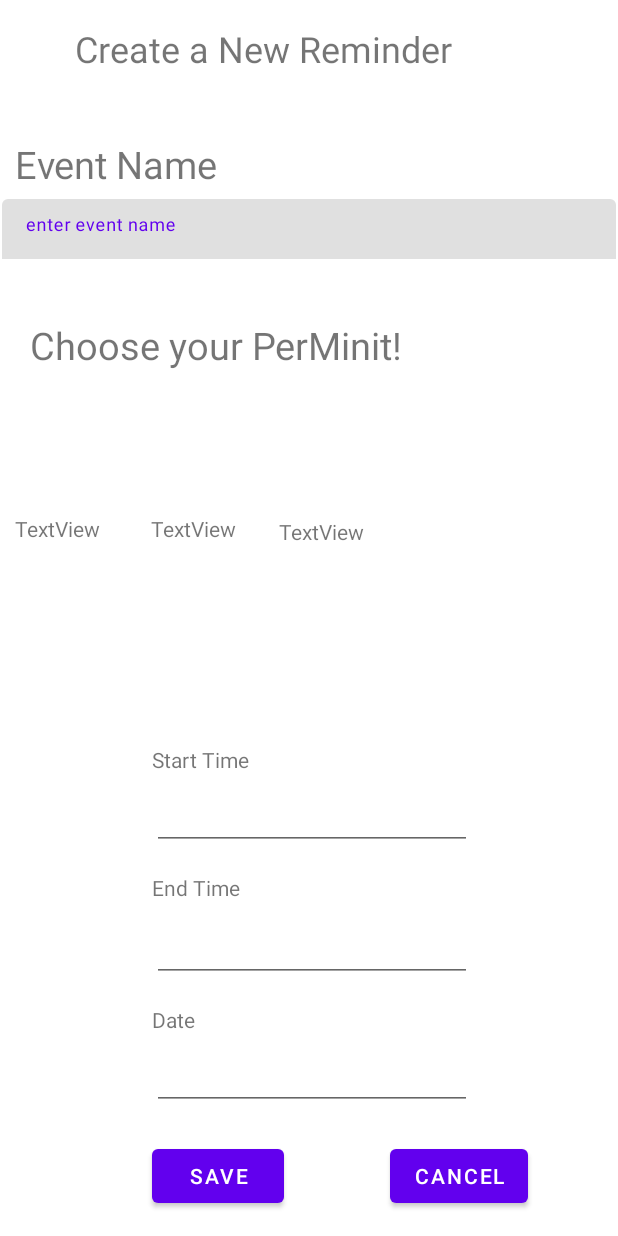
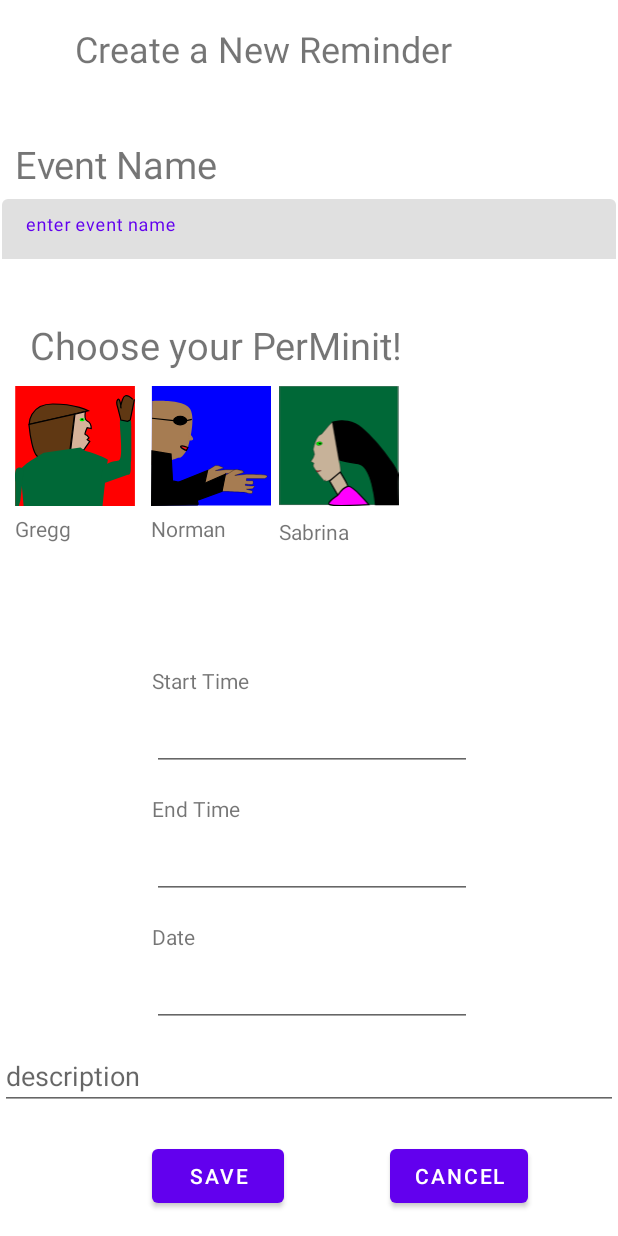
Before and after one commit to ezhoureal/FullGroup, an Android app: the AddReminder screen opened directly, with no data from a screen before it, on a phone screen of 412 x 824 dp. Run offline under Robolectric (Android 15) with nearby library versions, the phone set to English and light mode, and no system bars.

Commit message:
added chracters added minit seelction functionality made layout a little nicer

```diff
--- a/Perminit-Frontend/app/src/main/java/edu/umich/fullgroup/perminit_frontend/AddReminder.kt
+++ b/Perminit-Frontend/app/src/main/java/edu/umich/fullgroup/perminit_frontend/AddReminder.kt
@@ -3,9 +3,11 @@ package edu.umich.fullgroup.perminit_frontend
 import android.content.Intent
 import android.os.Bundle
 import android.view.View
+import android.widget.TextView
 import android.widget.Toast
 import androidx.appcompat.app.AppCompatActivity
 import edu.umich.fullgroup.perminit_frontend.databinding.ActivityAddReminderBinding
+import java.io.Console
 import java.time.LocalDate
 import java.time.LocalTime
 import java.time.format.DateTimeFormatter
@@ -19,6 +21,33 @@ class AddReminder : AppCompatActivity() {
         setContentView(view.root)
     }
 
+    //maybe should be a default
+    var minit_selected = 0
+
+    fun select_1(viewk: View){
+
+        minit_selected=1
+
+
+        view.chooseText.setText("Selected " + view.pm1Name.text)
+
+        //R.id.
+
+
+        println(minit_selected)
+
+    }
+    fun select_2(viewk :View){
+        minit_selected=2
+        view.chooseText.setText("Selected " + view.pm2Name.text)
+
+    }
+    fun select_3(viewk:View){
+        view.chooseText.setText("Selected " + view.pm3Name.text)
+        minit_selected=3
+
+    }
+
     // called when submit button is pushed
     fun onSubmit(v: View) {
         // get data from view
@@ -27,7 +56,9 @@ class AddReminder : AppCompatActivity() {
         val startTime = LocalTime.parse(view.editTextStartTime.text)
         val endTime = LocalTime.parse(view.editTextEndTime.text)
         val title = view.NameField.text.toString()
-        val perMinitId = 0
+        val perMinitId = minit_selected
+
+        val description = view.descriptionbox.text.toString()
 
         // validation check
         if (title == "") {
@@ -48,6 +79,7 @@ class AddReminder : AppCompatActivity() {
         finish()
     }
 
+
     fun cancel(v: View) {
         finish()
     }
--- /dev/null
+++ b/Perminit-Frontend/app/src/main/res/drawable/circleimage.xml
@@ -0,0 +1,14 @@
+<?xml version="1.0" encoding="utf-8"?>
+
+<layer-list xmlns:android="http://schemas.android.com/apk/res/android">
+
+    <item android:drawable="@color/teal_700">
+        <shape
+            android:shape = "ring"
+            android:thickness="10dp"></shape>
+
+
+
+    </item>
+
+</layer-list>
--- /dev/null
+++ b/Perminit-Frontend/app/src/main/res/drawable/ic_minit1.xml
@@ -0,0 +1,57 @@
+<vector xmlns:android="http://schemas.android.com/apk/res/android"
+    android:width="100.26dp"
+    android:height="100dp"
+    android:viewportWidth="100.26"
+    android:viewportHeight="100">
+  <path
+      android:pathData="M0.19,0h100v100h-100z"
+      android:fillColor="#ff0000"/>
+  <path
+      android:strokeWidth="1"
+      android:pathData="M11.77,32s0,-17 19.81,-17 29.72,5.66 29.72,5.66Z"
+      android:fillColor="#603813"
+      android:strokeColor="#000"/>
+  <path
+      android:strokeWidth="1"
+      android:pathData="M11.77,33.15s2.83,30 9.9,25.72 24.06,-4.24 24.06,-4.24l4,-31.14L11.77,32Z"
+      android:fillColor="#603813"
+      android:strokeColor="#000"/>
+  <path
+      android:strokeWidth="1"
+      android:pathData="M107.69,64.5"
+      android:fillColor="#603813"
+      android:strokeColor="#000"/>
+  <path
+      android:strokeWidth="1"
+      android:pathData="M58.78,21.33s-1.11,6.78 1.52,7.82C63.69,30.5 63.69,35.5 63.69,35.5l-3.39,-0.69s-2.83,5.66 -1.42,5.66 2.84,2.73 2.84,2.73l-1.42,1.52 2.18,1.47 -4,5.64S56.05,56 53.19,53.21L46.19,56 50.09,23.49Z"
+      android:fillColor="#d7b299"
+      android:strokeColor="#000"/>
+  <path
+      android:pathData="M24.05,55.67S0.58,68.76 6.43,70.22L5.49,80.93 7.19,100L73.19,100s4,-38.55 4.46,-38.55 -7.22,-4.39 -18.75,-7.31l-4.22,-2.93Z"
+      android:fillColor="#006837"/>
+  <path
+      android:pathData="M53.94,28.03a2.12,1.42 0,1 0,4.24 0a2.12,1.42 0,1 0,-4.24 0z"
+      android:fillColor="#00ff00"/>
+  <path
+      android:fillColor="#FF000000"
+      android:pathData="M56.06,27.74m-0.71,0a0.71,0.71 0,1 1,1.42 0a0.71,0.71 0,1 1,-1.42 0"/>
+  <path
+      android:strokeWidth="1"
+      android:pathData="M60.45,41.39"
+      android:fillColor="#d7b299"
+      android:strokeColor="#000"/>
+  <path
+      android:pathData="M73.19,69c3,-6 8.67,-5.8 13.5,-6.94S86.02,27.41 88.19,28l8.81,1s0.52,30.9 0,33.28C96.19,66 98.06,74.74 94.19,74L71.19,82Z"
+      android:fillColor="#006837"/>
+  <path
+      android:pathData="M7.43,68.64s-5,-2 -6.51,0.79S0.19,79 0.19,80v20L3.19,100l1.24,-4.36Z"
+      android:fillColor="#006837"/>
+  <path
+      android:strokeWidth="1"
+      android:pathData="M98.44,11.2s-6.14,-7.2 -8.59,0 -1.27,7 -1.27,7 -0.82,-8.68 -2.67,-7 0,7 0,7l2.59,10.16 5.55,1.11 2.22,-1.11 3.5,-17.19"
+      android:fillColor="#603813"
+      android:strokeColor="#000"/>
+  <path
+      android:pathData="M97.19,33.52l-1,-5.13C98.19,28 96.27,55 96.27,55"
+      android:fillColor="#006837"/>
+</vector>
--- /dev/null
+++ b/Perminit-Frontend/app/src/main/res/drawable/ic_minit2.xml
@@ -0,0 +1,41 @@
+<vector android:height="100dp" android:viewportHeight="100.51"
+    android:viewportWidth="100.75" android:width="100.238785dp" xmlns:android="http://schemas.android.com/apk/res/android">
+    <path android:fillColor="#0000ff" android:pathData="M0.75,0h100v100h-100z"/>
+    <path android:fillColor="#a67c52" android:pathData="M1,12.5s27,-2 32,7 -2,32 -2,32 -4.43,10 -8.22,8.51c0,0 -15.78,6.49 -15.78,3.49L0.5,66.24Z"/>
+    <path android:fillColor="#fff" android:pathData="M109,48.5"
+        android:strokeColor="#000" android:strokeWidth="1"/>
+    <path android:fillColor="#a67c52"
+        android:pathData="M61.69,83.19s4.6,1.53 5,0.38 0,-1.59 0,-1.59L62.5,80.88l4.39,-0.33s2.52,-2 1,-2 -6.15,-0.42 -6.15,-0.42v-1s4.79,0.83 5.47,0 -0.09,-2.37 -0.09,-2.37h-4.7L62.5,73.2L75.67,73.2s2.92,-1.53 1.38,-2.3S62.5,70.13 62.5,70.13l-8.45,0.77 6.91,-2.31s-5.37,-3.07 -7.68,-1.53S47.1,70.9 47.1,70.9s-3.11,11.52 -2.33,11.52S61.69,83.19 61.69,83.19Z"
+        android:strokeColor="#000" android:strokeWidth="0.25"/>
+    <path android:fillColor="#fff" android:pathData="M64,53.5"
+        android:strokeColor="#000" android:strokeWidth="1"/>
+    <path android:fillColor="#FF000000"
+        android:pathData="M0.81,54.41l16,2.61L18.07,79.5l14.25,3s9.5,17 6.65,17S0.5,100 0.5,100Z"
+        android:strokeColor="#000" android:strokeWidth="1"/>
+    <path android:fillColor="#ed1c24"
+        android:pathData="M29.69,54.08S24,51.5 25,50.5s6,1 6,1Z"
+        android:strokeColor="#000" android:strokeWidth="1"/>
+    <path android:fillColor="#FF000000"
+        android:pathData="M47.48,70.87l-36.48,14.63l4.03,6.77l29.63,-8.74l2.82,-12.66z"
+        android:strokeColor="#000" android:strokeWidth="1"/>
+    <path android:fillColor="#a67c52"
+        android:pathData="M79.26,89.14s5.33,1.78 5.78,0.44 0,-1.84 0,-1.84l-4.89,-1.28 5.09,-0.38s2.92,-2.29 1.14,-2.29 -7.12,-0.48 -7.12,-0.48L79.26,82.09s5.54,1 6.33,0 -0.1,-2.75 -0.1,-2.75L80.05,79.34l0.1,-1.78L95.5,77.56s3.38,-1.78 1.6,-2.67S80.15,74 80.15,74l-9.8,0.89 8,-2.67S72.14,68.66 69.5,70.44s-7.12,4.45 -7.12,4.45 -3.6,13.35 -2.69,13.35S79.26,89.14 79.26,89.14Z"
+        android:strokeColor="#000" android:strokeWidth="0.25"/>
+    <path android:fillColor="#FF000000"
+        android:pathData="M31.71,87.35l30.71,-13.38l-2.77,14.28l-25.65,9.25l-2.29,-10.15z"
+        android:strokeColor="#000" android:strokeWidth="1"/>
+    <path android:fillColor="#a67c52"
+        android:pathData="M31.7,40s3.9,3.93 3.1,4.74 -3.1,0 -3.1,0Z"
+        android:strokeColor="#a67c52" android:strokeWidth="1"/>
+    <path android:fillColor="#FF000000"
+        android:pathData="M19,29a5.5,3.5 0,1 0,11 0a5.5,3.5 0,1 0,-11 0z"
+        android:strokeColor="#000" android:strokeWidth="1"/>
+    <path android:fillColor="#FF000000"
+        android:pathData="M0.87,27.01L19,29" android:strokeColor="#000" android:strokeWidth="1"/>
+    <path android:fillColor="#FF000000" android:pathData="M39.5,34.11"
+        android:strokeColor="#000" android:strokeWidth="1"/>
+    <path android:fillColor="#FF000000"
+        android:pathData="M30,29L34.25,28" android:strokeColor="#000" android:strokeWidth="1"/>
+    <path android:fillColor="#FF000000" android:pathData="M50.5,27"
+        android:strokeColor="#000" android:strokeWidth="1"/>
+</vector>
--- /dev/null
+++ b/Perminit-Frontend/app/src/main/res/drawable/ic_minit3.xml
@@ -0,0 +1,31 @@
+<vector android:height="101dp" android:viewportHeight="101.29"
+    android:viewportWidth="100.67" android:width="100.381775dp" xmlns:android="http://schemas.android.com/apk/res/android">
+    <path android:fillColor="#006837"
+        android:pathData="M0.13,0.13h100v100h-100z"
+        android:strokeColor="#000" android:strokeWidth="0.25"/>
+    <path android:fillColor="#fff" android:pathData="M0.13,80.57"
+        android:strokeColor="#000" android:strokeWidth="1"/>
+    <path android:fillColor="#FF000000"
+        android:pathData="M44.63,30.63a26.24,26.24 0,0 1,25 5c12,10 26,30 26,30s5,7.66 4.5,9.83S100.13,100.13 100.13,100.13h-19S78.63,67.63 66.63,65.63 50.13,62.13 50.13,62.13Z"
+        android:strokeColor="#000" android:strokeWidth="1"/>
+    <path android:fillColor="#c7b299"
+        android:pathData="M50.13,62.13s3.5,13.15 0,13.82c0,0 -12.45,6.52 -11.5,3.67 0.5,-1.5 -0.39,0.78 -0.39,0.78S27.63,68.63 28.63,66.63s-0.07,-1.88 -0.07,-1.88L26.63,63.63l2,-3 1,-3 -1,-4s2,-12 7,-13l6,-7 3,-3Z"
+        android:strokeColor="#000" android:strokeWidth="0.25"/>
+    <path android:fillColor="#c7b299"
+        android:pathData="M51.35,72.69s7.26,11.75 6.36,12.94S49.32,92.13 49.32,92.13L42.41,80.13Z"
+        android:strokeColor="#000" android:strokeWidth="1"/>
+    <path android:fillColor="#f0f"
+        android:pathData="M49.32,92.13s-10.14,6.5 -6.91,8 33.06,0 33.06,0S61.95,83.72 57.79,84.68 49.32,92.13 49.32,92.13Z"
+        android:strokeColor="#000" android:strokeWidth="1"/>
+    <path android:fillColor="#00ff00"
+        android:pathData="M31.159,49.041a1.5,2.5 80.46,1 0,4.931 -0.829a1.5,2.5 80.46,1 0,-4.931 0.829z"
+        android:strokeColor="#000" android:strokeWidth="0.25"/>
+    <path android:fillColor="#FF000000"
+        android:pathData="M33.13,48.63a1,0.5 0,1 0,2 0a1,0.5 0,1 0,-2 0z"
+        android:strokeColor="#000" android:strokeWidth="0.25"/>
+    <path android:fillColor="#c1272d"
+        android:pathData="M30.93,71.45a6.36,6.36 0,0 0,2.7 0c1.5,-0.32 1.5,0.14 1.5,0.14l-3.29,1.1Z"
+        android:strokeColor="#000" android:strokeWidth="0.25"/>
+    <path android:fillColor="#00ff00" android:pathData="M108.13,77.13"
+        android:strokeColor="#000" android:strokeWidth="0.25"/>
+</vector>
--- a/Perminit-Frontend/app/src/main/res/layout/activity_add_reminder.xml
+++ b/Perminit-Frontend/app/src/main/res/layout/activity_add_reminder.xml
@@ -74,48 +74,56 @@
     </com.google.android.material.textfield.TextInputLayout>
 
     <TextView
-        android:id="@+id/choosetext"
+        android:id="@+id/chooseText"
         android:layout_width="wrap_content"
         android:layout_height="wrap_content"
         android:layout_marginStart="20dp"
         android:layout_marginTop="40dp"
         android:text="Choose your PerMinit!"
+
         android:textSize="25sp"
         app:layout_constraintStart_toStartOf="parent"
         app:layout_constraintTop_toBottomOf="@+id/textInputLayout" />
 
     <ImageView
+        android:background="?android:attr/selectableItemBackground"
         android:id="@+id/pm_1_img"
         android:layout_width="80dp"
         android:layout_height="80dp"
         android:layout_marginStart="10dp"
         android:layout_marginTop="10dp"
+        android:src="@drawable/ic_minit1"
         android:layout_marginEnd="5dp"
         app:layout_constraintEnd_toStartOf="@+id/pm_2_img"
+        android:onClick="select_1"
         app:layout_constraintStart_toStartOf="parent"
-        app:layout_constraintTop_toBottomOf="@+id/choosetext"
+        app:layout_constraintTop_toBottomOf="@+id/chooseText"
         tools:srcCompat="@tools:sample/avatars" />
 
     <ImageView
         android:id="@+id/pm_2_img"
         android:layout_width="80dp"
         android:layout_height="80dp"
+        android:src="@drawable/ic_minit2"
         android:layout_marginStart="5dp"
         android:layout_marginTop="10dp"
         android:layout_marginEnd="5dp"
+        android:onClick="select_2"
         app:layout_constraintEnd_toStartOf="@+id/pm_3_img"
         app:layout_constraintStart_toEndOf="@+id/pm_1_img"
-        app:layout_constraintTop_toBottomOf="@+id/choosetext"
+        app:layout_constraintTop_toBottomOf="@+id/chooseText"
         tools:srcCompat="@tools:sample/avatars" />
 
     <ImageView
         android:id="@+id/pm_3_img"
         android:layout_width="80dp"
         android:layout_height="80dp"
+        android:onClick="select_3"
+        android:src="@drawable/ic_minit3"
         android:layout_marginStart="5dp"
         android:layout_marginTop="10dp"
         app:layout_constraintStart_toEndOf="@+id/pm_2_img"
-        app:layout_constraintTop_toBottomOf="@id/choosetext"
+        app:layout_constraintTop_toBottomOf="@id/chooseText"
         tools:srcCompat="@tools:sample/avatars" />
 
     <TextView
@@ -123,7 +131,7 @@
         android:layout_width="wrap_content"
         android:layout_height="wrap_content"
         android:layout_marginTop="5dp"
-        android:text="TextView"
+        android:text="@string/minit_1_name"
         app:layout_constraintStart_toStartOf="@+id/pm_1_img"
         app:layout_constraintTop_toBottomOf="@+id/pm_1_img" />
 
@@ -132,16 +140,16 @@
         android:layout_width="wrap_content"
         android:layout_height="wrap_content"
         android:layout_marginTop="5dp"
-        android:text="TextView"
         app:layout_constraintStart_toStartOf="@+id/pm_2_img"
+        android:text="@string/minit_2_name"
         app:layout_constraintTop_toBottomOf="@+id/pm_2_img" />
 
     <TextView
-        android:id="@+id/pm_text_3"
+        android:id="@+id/pm_3_name"
         android:layout_width="wrap_content"
         android:layout_height="wrap_content"
         android:layout_marginTop="7dp"
-        android:text="TextView"
+        android:text="@string/minit_3_name"
         app:layout_constraintStart_toStartOf="@+id/pm_3_img"
         app:layout_constraintTop_toBottomOf="@+id/pm_3_img" />
 
@@ -149,16 +157,16 @@
         android:id="@+id/editTextDate"
         android:layout_width="wrap_content"
         android:layout_height="wrap_content"
-        android:layout_marginBottom="20dp"
+        android:layout_marginBottom="10dp"
         android:ems="10"
         android:inputType="date"
-        app:layout_constraintBottom_toTopOf="@+id/Save"
+        app:layout_constraintBottom_toTopOf="@+id/descriptionbox"
         app:layout_constraintStart_toStartOf="@+id/Save" />
 
     <EditText
         android:id="@+id/editTextEndTime"
         android:layout_width="wrap_content"
-        android:layout_height="48dp"
+        android:layout_height="wrap_content"
         android:layout_marginBottom="15dp"
         android:ems="10"
         android:inputType="time"
@@ -202,4 +210,13 @@
         app:layout_constraintBottom_toTopOf="@+id/editTextStartTime"
         app:layout_constraintStart_toStartOf="@+id/editTextStartTime" />
 
+    <com.google.android.material.textfield.TextInputEditText
+        android:id="@+id/descriptionbox"
+        android:layout_width="match_parent"
+        android:layout_height="wrap_content"
+        android:layout_marginBottom="20dp"
+        android:hint="description"
+        app:layout_constraintBottom_toTopOf="@+id/Save"
+        tools:layout_editor_absoluteX="10dp" />
+
 </androidx.constraintlayout.widget.ConstraintLayout>
--- a/Perminit-Frontend/app/src/main/res/layout/activity_todo_list.xml
+++ b/Perminit-Frontend/app/src/main/res/layout/activity_todo_list.xml
@@ -23,15 +23,12 @@
         android:layout_width="wrap_content"
         android:layout_height="wrap_content"
         android:layout_marginStart="102dp"
-        android:layout_marginTop="610dp"
-        android:layout_marginBottom="18dp"
         android:clickable="true"
         android:contentDescription="@string/add_event_btn"
         android:onClick="addEvent"
         app:backgroundTint="#03A9F4"
-        app:layout_constraintBottom_toBottomOf="parent"
+        app:layout_constraintBottom_toBottomOf="@+id/todoButton"
         app:layout_constraintStart_toEndOf="@+id/calendarButton"
-        app:layout_constraintTop_toBottomOf="@+id/todoPageTitle"
         app:rippleColor="#03A9F4"
         app:srcCompat="@android:drawable/ic_input_add"
         tools:ignore="ImageContrastCheck" />
@@ -40,14 +37,11 @@
         android:id="@+id/calendarButton"
         android:layout_width="wrap_content"
         android:layout_height="wrap_content"
-        android:layout_marginStart="18dp"
-        android:layout_marginEnd="102dp"
-        android:layout_marginBottom="18dp"
+        android:layout_marginStart="20dp"
         android:clickable="true"
         android:contentDescription="@string/calendar_btn"
         app:backgroundTint="#03A9F4"
-        app:layout_constraintBottom_toBottomOf="parent"
-        app:layout_constraintEnd_toStartOf="@+id/addEventButton"
+        app:layout_constraintBottom_toBottomOf="@+id/addEventButton"
         app:layout_constraintStart_toStartOf="parent"
         app:rippleColor="#03A9F4"
         app:srcCompat="@android:drawable/ic_menu_my_calendar"
@@ -57,45 +51,38 @@
         android:id="@+id/todoButton"
         android:layout_width="wrap_content"
         android:layout_height="wrap_content"
-        android:layout_marginStart="102dp"
-        android:layout_marginEnd="18dp"
-        android:layout_marginBottom="18dp"
+        android:layout_marginEnd="20dp"
+        android:layout_marginBottom="20dp"
         android:clickable="true"
         android:contentDescription="@string/todo_btn"
         app:backgroundTint="#03A9F4"
         app:layout_constraintBottom_toBottomOf="parent"
         app:layout_constraintEnd_toEndOf="parent"
-        app:layout_constraintStart_toEndOf="@+id/addEventButton"
         app:rippleColor="#03A9F4"
         app:srcCompat="@android:drawable/ic_input_get"
         tools:ignore="ImageContrastCheck" />
 
     <EditText
         android:id="@+id/quickAddTextView"
-        android:layout_width="wrap_content"
-        android:layout_height="wrap_content"
-        android:layout_marginStart="100dp"
-        android:layout_marginEnd="100dp"
+        android:layout_width="275dp"
+        android:layout_height="50dp"
+        android:layout_marginStart="20dp"
         android:layout_marginBottom="16dp"
         android:ems="10"
         android:inputType="textPersonName"
         android:minHeight="48dp"
         android:text="@string/quick_add"
         app:layout_constraintBottom_toTopOf="@+id/addEventButton"
-        app:layout_constraintEnd_toEndOf="parent"
-        app:layout_constraintHorizontal_bias="0.0"
         app:layout_constraintStart_toStartOf="parent" />
 
     <com.google.android.material.floatingactionbutton.FloatingActionButton
         android:id="@+id/voiceAddBtn"
         android:layout_width="wrap_content"
-        android:layout_height="wrap_content"
-        android:layout_marginStart="3dp"
-        android:layout_marginBottom="16dp"
+        android:layout_height="50dp"
         android:clickable="true"
         app:backgroundTint="#03A9F4"
-        app:layout_constraintBottom_toTopOf="@+id/todoButton"
-        app:layout_constraintStart_toEndOf="@+id/quickAddTextView"
+        app:layout_constraintBottom_toBottomOf="@+id/quickAddTextView"
+        app:layout_constraintEnd_toEndOf="@+id/todoButton"
         app:srcCompat="@android:drawable/ic_btn_speak_now" />
 
     <androidx.recyclerview.widget.RecyclerView
--- a/Perminit-Frontend/app/src/main/res/values/strings.xml
+++ b/Perminit-Frontend/app/src/main/res/values/strings.xml
@@ -10,6 +10,11 @@
 
     <string name="hello_first_fragment">Hello first fragment</string>
     <string name="hello_second_fragment">Hello second fragment. Arg: %1$s</string>
+
+    <!-- minit info -->
+    <string name="minit_1_name">Gregg</string>
+    <string name="minit_2_name">Norman</string>
+    <string name="minit_3_name">Sabrina</string>
 
 
     <!-- Stings for the add/edit activity screens-->
```
